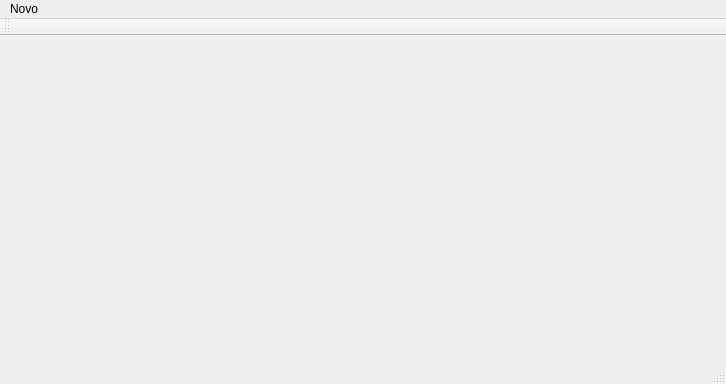
Old version of the form mainWindow.ui in the repository alexandreoliveira018/Grupo2.
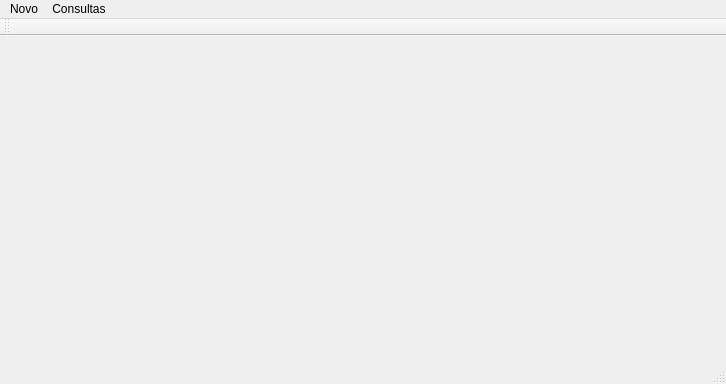
New version of the form.

```diff
--- a/mainWindow.ui
+++ b/mainWindow.ui
@@ -30,7 +30,15 @@
     <addaction name="actionNovo_Funcionario"/>
     <addaction name="actionNovo_Cliente"/>
    </widget>
+   <widget class="QMenu" name="menuConsultas">
+    <property name="title">
+     <string>Consultas</string>
+    </property>
+    <addaction name="actionCard_pio"/>
+    <addaction name="actionComandas"/>
+   </widget>
    <addaction name="menuArquivo"/>
+   <addaction name="menuConsultas"/>
   </widget>
   <widget class="QToolBar" name="mainToolBar">
    <attribute name="toolBarArea">
```
Left out of the diff: 10 changed lines with no effect on the pictures.
